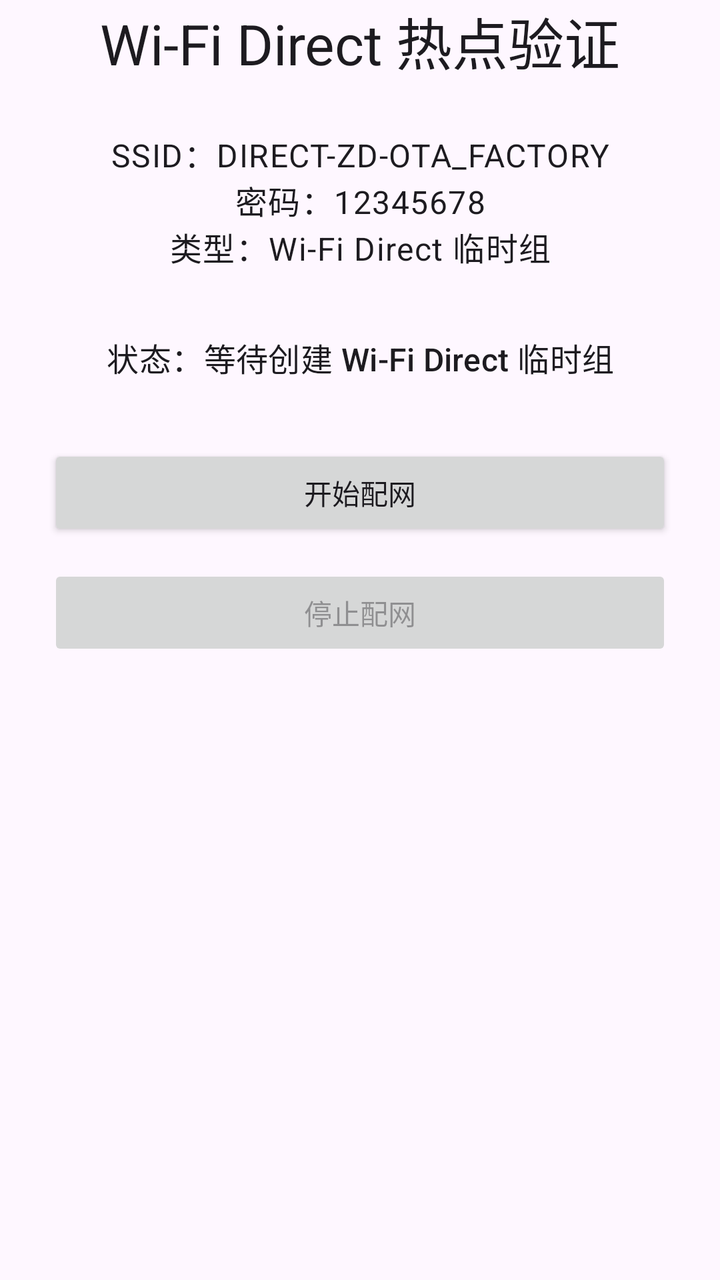
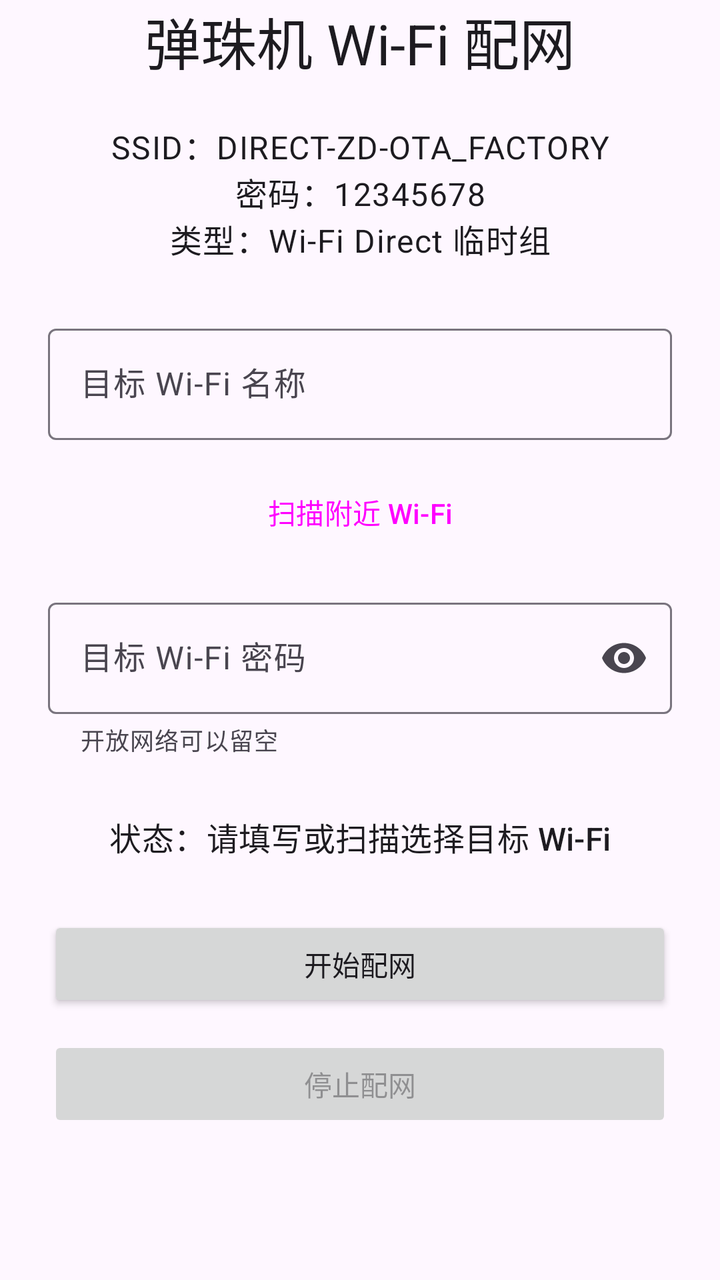

Compare the two renders of this Android layout. The source of the first and the diff that turns it into the second are given below.
<!-- AndroidManifest.xml: application theme Theme.ZedaProvision -->
<!-- res/layout/activity_main.xml -->
<?xml version="1.0" encoding="utf-8"?>
<androidx.constraintlayout.widget.ConstraintLayout xmlns:android="http://schemas.android.com/apk/res/android"
    xmlns:app="http://schemas.android.com/apk/res-auto"
    xmlns:tools="http://schemas.android.com/tools"
    android:id="@+id/main"
    android:layout_width="match_parent"
    android:layout_height="match_parent"
    tools:context=".MainActivity">

    <TextView
        android:id="@+id/titleTextView"
        android:layout_width="wrap_content"
        android:layout_height="wrap_content"
        android:text="@string/hotspot_title"
        android:textAppearance="@style/TextAppearance.Material3.HeadlineMedium"
        app:layout_constraintEnd_toEndOf="parent"
        app:layout_constraintStart_toStartOf="parent"
        app:layout_constraintTop_toTopOf="parent" />

    <TextView
        android:id="@+id/hotspotInfoTextView"
        android:layout_width="0dp"
        android:layout_height="wrap_content"
        android:layout_marginHorizontal="24dp"
        android:layout_marginTop="24dp"
        android:gravity="center"
        android:text="@string/hotspot_info"
        android:textAppearance="@style/TextAppearance.Material3.BodyLarge"
        app:layout_constraintEnd_toEndOf="parent"
        app:layout_constraintStart_toStartOf="parent"
        app:layout_constraintTop_toBottomOf="@id/titleTextView" />

    <TextView
        android:id="@+id/statusTextView"
        android:layout_width="0dp"
        android:layout_height="wrap_content"
        android:layout_marginHorizontal="24dp"
        android:layout_marginTop="32dp"
        android:gravity="center"
        android:text="@string/status_ready"
        android:textAppearance="@style/TextAppearance.Material3.TitleMedium"
        app:layout_constraintEnd_toEndOf="parent"
        app:layout_constraintStart_toStartOf="parent"
        app:layout_constraintTop_toBottomOf="@id/hotspotInfoTextView" />

    <Button
        android:id="@+id/startButton"
        android:layout_width="0dp"
        android:layout_height="wrap_content"
        android:layout_marginHorizontal="24dp"
        android:layout_marginTop="32dp"
        android:text="@string/start_provisioning"
        app:layout_constraintEnd_toEndOf="parent"
        app:layout_constraintStart_toStartOf="parent"
        app:layout_constraintTop_toBottomOf="@id/statusTextView" />

    <Button
        android:id="@+id/stopButton"
        android:layout_width="0dp"
        android:layout_height="wrap_content"
        android:layout_marginHorizontal="24dp"
        android:layout_marginTop="12dp"
        android:enabled="false"
        android:text="@string/stop_provisioning"
        app:layout_constraintEnd_toEndOf="parent"
        app:layout_constraintStart_toStartOf="parent"
        app:layout_constraintTop_toBottomOf="@id/startButton" />

</androidx.constraintlayout.widget.ConstraintLayout>
<!-- resources referenced by this layout -->
<resources>
  <string name="hotspot_info">SSID：DIRECT-ZD-OTA_FACTORY\n密码：12345678\n类型：Wi-Fi Direct 临时组</string>
  <string name="hotspot_title">Wi-Fi Direct 热点验证</string>
  <string name="start_provisioning">开始配网</string>
  <string name="status_ready">状态：等待创建 Wi-Fi Direct 临时组</string>
  <string name="stop_provisioning">停止配网</string>
  <style name="Theme.ZedaProvision" parent="Base.Theme.ZedaProvision" />
  <style name="Base.Theme.ZedaProvision" parent="Theme.Material3.DayNight.NoActionBar">
          
          
      </style>
</resources>

<!-- the commit's change to res/layout/activity_main.xml (unified diff, before → after) -->
@@ -1,69 +1,106 @@
 <?xml version="1.0" encoding="utf-8"?>
-<androidx.constraintlayout.widget.ConstraintLayout xmlns:android="http://schemas.android.com/apk/res/android"
+<androidx.core.widget.NestedScrollView xmlns:android="http://schemas.android.com/apk/res/android"
     xmlns:app="http://schemas.android.com/apk/res-auto"
     xmlns:tools="http://schemas.android.com/tools"
     android:id="@+id/main"
     android:layout_width="match_parent"
     android:layout_height="match_parent"
+    android:fillViewport="true"
     tools:context=".MainActivity">
 
-    <TextView
-        android:id="@+id/titleTextView"
-        android:layout_width="wrap_content"
+    <LinearLayout
+        android:layout_width="match_parent"
         android:layout_height="wrap_content"
-        android:text="@string/hotspot_title"
-        android:textAppearance="@style/TextAppearance.Material3.HeadlineMedium"
-        app:layout_constraintEnd_toEndOf="parent"
-        app:layout_constraintStart_toStartOf="parent"
-        app:layout_constraintTop_toTopOf="parent" />
+        android:gravity="center_horizontal"
+        android:orientation="vertical"
+        android:paddingHorizontal="24dp"
+        android:paddingBottom="24dp">
 
-    <TextView
-        android:id="@+id/hotspotInfoTextView"
-        android:layout_width="0dp"
-        android:layout_height="wrap_content"
-        android:layout_marginHorizontal="24dp"
-        android:layout_marginTop="24dp"
-        android:gravity="center"
-        android:text="@string/hotspot_info"
-        android:textAppearance="@style/TextAppearance.Material3.BodyLarge"
-        app:layout_constraintEnd_toEndOf="parent"
-        app:layout_constraintStart_toStartOf="parent"
-        app:layout_constraintTop_toBottomOf="@id/titleTextView" />
+        <TextView
+            android:id="@+id/titleTextView"
+            android:layout_width="wrap_content"
+            android:layout_height="wrap_content"
+            android:text="@string/hotspot_title"
+            android:textAppearance="@style/TextAppearance.Material3.HeadlineMedium" />
 
-    <TextView
-        android:id="@+id/statusTextView"
-        android:layout_width="0dp"
-        android:layout_height="wrap_content"
-        android:layout_marginHorizontal="24dp"
-        android:layout_marginTop="32dp"
-        android:gravity="center"
-        android:text="@string/status_ready"
-        android:textAppearance="@style/TextAppearance.Material3.TitleMedium"
-        app:layout_constraintEnd_toEndOf="parent"
-        app:layout_constraintStart_toStartOf="parent"
-        app:layout_constraintTop_toBottomOf="@id/hotspotInfoTextView" />
+        <TextView
+            android:id="@+id/hotspotInfoTextView"
+            android:layout_width="match_parent"
+            android:layout_height="wrap_content"
+            android:layout_marginTop="20dp"
+            android:gravity="center"
+            android:text="@string/hotspot_info"
+            android:textAppearance="@style/TextAppearance.Material3.BodyLarge" />
 
-    <Button
-        android:id="@+id/startButton"
-        android:layout_width="0dp"
-        android:layout_height="wrap_content"
-        android:layout_marginHorizontal="24dp"
-        android:layout_marginTop="32dp"
-        android:text="@string/start_provisioning"
-        app:layout_constraintEnd_toEndOf="parent"
-        app:layout_constraintStart_toStartOf="parent"
-        app:layout_constraintTop_toBottomOf="@id/statusTextView" />
+        <com.google.android.material.textfield.TextInputLayout
+            android:id="@+id/ssidInputLayout"
+            android:layout_width="match_parent"
+            android:layout_height="wrap_content"
+            android:layout_marginTop="28dp"
+            android:hint="@string/target_wifi_ssid_hint"
+            app:endIconMode="clear_text">
 
-    <Button
-        android:id="@+id/stopButton"
-        android:layout_width="0dp"
-        android:layout_height="wrap_content"
-        android:layout_marginHorizontal="24dp"
-        android:layout_marginTop="12dp"
-        android:enabled="false"
-        android:text="@string/stop_provisioning"
-        app:layout_constraintEnd_toEndOf="parent"
-        app:layout_constraintStart_toStartOf="parent"
-        app:layout_constraintTop_toBottomOf="@id/startButton" />
+            <com.google.android.material.textfield.TextInputEditText
+                android:id="@+id/ssidEditText"
+                android:layout_width="match_parent"
+                android:layout_height="wrap_content"
+                android:imeOptions="actionNext"
+                android:inputType="text"
+                android:maxLines="1" />
 
-</androidx.constraintlayout.widget.ConstraintLayout>
+        </com.google.android.material.textfield.TextInputLayout>
+
+        <Button
+            android:id="@+id/scanButton"
+            style="@style/Widget.Material3.Button.OutlinedButton"
+            android:layout_width="match_parent"
+            android:layout_height="wrap_content"
+            android:layout_marginTop="12dp"
+            android:text="@string/scan_nearby_wifi" />
+
+        <com.google.android.material.textfield.TextInputLayout
+            android:id="@+id/passwordInputLayout"
+            android:layout_width="match_parent"
+            android:layout_height="wrap_content"
+            android:layout_marginTop="16dp"
+            android:hint="@string/target_wifi_password_hint"
+            app:endIconMode="password_toggle"
+            app:helperText="@string/target_wifi_password_helper">
+
+            <com.google.android.material.textfield.TextInputEditText
+                android:id="@+id/passwordEditText"
+                android:layout_width="match_parent"
+                android:layout_height="wrap_content"
+                android:imeOptions="actionDone"
+                android:inputType="textPassword"
+                android:maxLines="1" />
+
+        </com.google.android.material.textfield.TextInputLayout>
+
+        <TextView
+            android:id="@+id/statusTextView"
+            android:layout_width="match_parent"
+            android:layout_height="wrap_content"
+            android:layout_marginTop="28dp"
+            android:gravity="center"
+            android:text="@string/status_ready"
+            android:textAppearance="@style/TextAppearance.Material3.TitleMedium" />
+
+        <Button
+            android:id="@+id/startButton"
+            android:layout_width="match_parent"
+            android:layout_height="wrap_content"
+            android:layout_marginTop="28dp"
+            android:text="@string/start_provisioning" />
+
+        <Button
+            android:id="@+id/stopButton"
+            android:layout_width="match_parent"
+            android:layout_height="wrap_content"
+            android:layout_marginTop="12dp"
+            android:enabled="false"
+            android:text="@string/stop_provisioning" />
+
+    </LinearLayout>
+
+</androidx.core.widget.NestedScrollView>
<!-- resource entries referenced after the edit -->
@@ -1,10 +1,14 @@
 <!-- resources referenced by this layout -->
 <resources>
   <string name="hotspot_info">SSID：DIRECT-ZD-OTA_FACTORY\n密码：12345678\n类型：Wi-Fi Direct 临时组</string>
-  <string name="hotspot_title">Wi-Fi Direct 热点验证</string>
+  <string name="hotspot_title">弹珠机 Wi-Fi 配网</string>
+  <string name="scan_nearby_wifi">扫描附近 Wi-Fi</string>
   <string name="start_provisioning">开始配网</string>
-  <string name="status_ready">状态：等待创建 Wi-Fi Direct 临时组</string>
+  <string name="status_ready">状态：请填写或扫描选择目标 Wi-Fi</string>
   <string name="stop_provisioning">停止配网</string>
+  <string name="target_wifi_password_helper">开放网络可以留空</string>
+  <string name="target_wifi_password_hint">目标 Wi-Fi 密码</string>
+  <string name="target_wifi_ssid_hint">目标 Wi-Fi 名称</string>
   <style name="Theme.ZedaProvision" parent="Base.Theme.ZedaProvision" />
   <style name="Base.Theme.ZedaProvision" parent="Theme.Material3.DayNight.NoActionBar">
           
